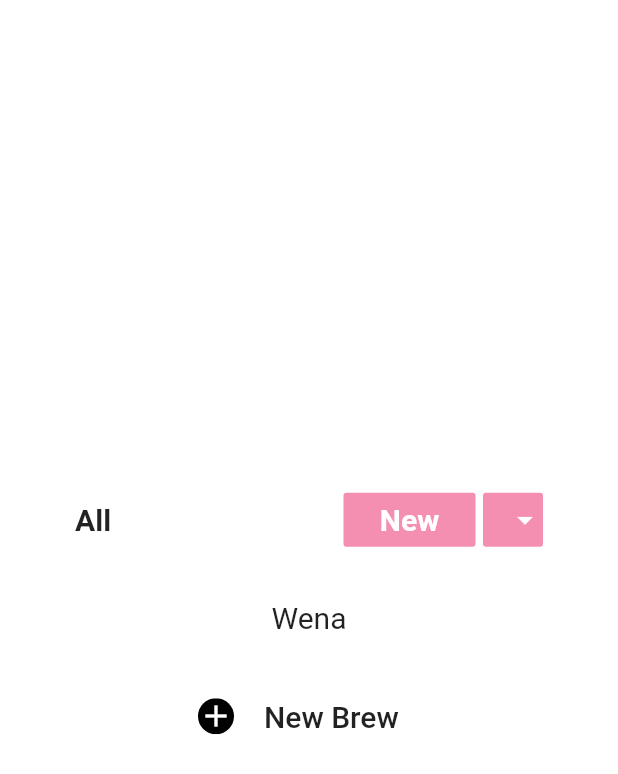
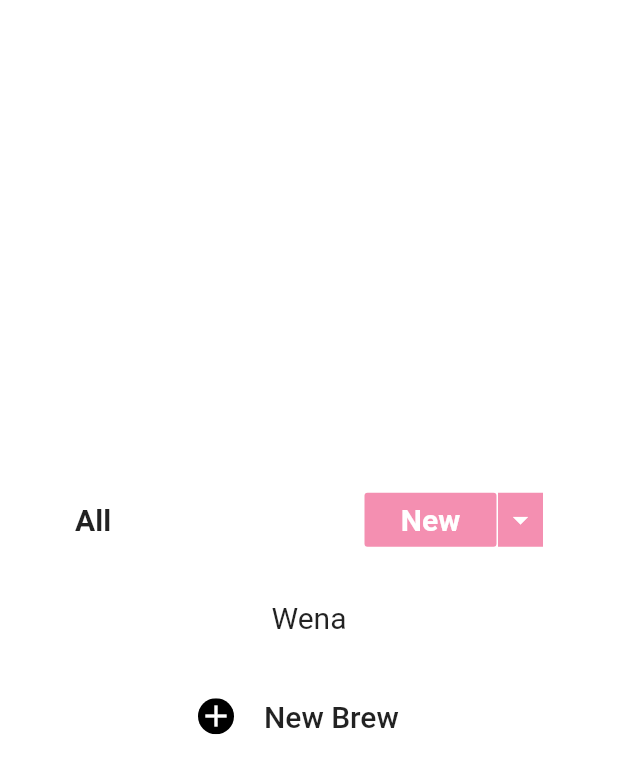
Before and after one commit to juanlatorre/alebrew, a Flutter app: what brewPage() shows on an empty page, opened directly, on a phone screen of 412 x 824 dp. Shown: the top 774 px of the screen. Run offline on Flutter 3.47's test engine with Material 2 defaults, Android fonts, the phone set to English and light mode, and no system bars; our stand-ins replace hive, hive_flutter; accounts and stored records are empty; generated files the repository leaves out were written again.

Commit message:
Add dropdown arrow button next to New in Brew Page

```diff
--- /dev/null
+++ b/lib/src/ui/components/arrow_down_button.dart
@@ -0,0 +1,31 @@
+import 'package:flutter/foundation.dart';
+import 'package:flutter/material.dart';
+
+class ArrowDownButton extends StatelessWidget {
+  ArrowDownButton({@required this.onPressed});
+  final GestureTapCallback onPressed;
+
+  @override
+  Widget build(BuildContext context) {
+    return Container(
+      width: 30,
+      child: RawMaterialButton(
+        elevation: 0,
+        fillColor: Colors.pink[200],
+        child: Padding(
+          padding: EdgeInsets.zero,
+          child: Row(
+            mainAxisSize: MainAxisSize.min,
+            children: <Widget>[
+              Icon(
+                Icons.arrow_drop_down,
+                color: Colors.white,
+              ),
+            ],
+          ),
+        ),
+        onPressed: onPressed,
+      )
+    );
+  }
+}
--- a/lib/src/ui/pages/add_new_brew.dart
+++ b/lib/src/ui/pages/add_new_brew.dart
@@ -1,8 +1,6 @@
 import 'package:alebrew/src/resources/functions.dart';
 import 'package:alebrew/src/ui/components/appbar.dart';
 import 'package:alebrew/src/ui/components/title.dart';
-import 'package:alebrew/src/ui/main_view.dart';
-import 'package:alebrew/src/ui/pages/view_all.dart';
 import 'package:flutter/material.dart';
 
 class AddNewBrew extends StatefulWidget {
--- a/lib/src/ui/pages/brew_page.dart
+++ b/lib/src/ui/pages/brew_page.dart
@@ -1,4 +1,4 @@
-import 'package:alebrew/src/ui/components/title.dart';
+import 'package:alebrew/src/ui/components/arrow_down_button.dart';
 import 'package:alebrew/src/ui/pages/add_new_brew.dart';
 import 'package:flutter/material.dart';
 
@@ -35,17 +35,9 @@ Widget brewPage(BuildContext context) {
                   ),
                   onPressed: () {}
                 ),
-                SizedBox(width:5),
-                SizedBox( // FIXME
-                  width: 40,
-                  child: FlatButton(
-                    color: Colors.pink[200],
-                    child: Icon(
-                      Icons.arrow_drop_down,
-                      color: Colors.white,
-                    ),
-                    onPressed: () {}
-                  ),
+                SizedBox(width:1),
+                ArrowDownButton(
+                  onPressed: () {}
                 )
               ]
             )
```
Also changed, not shown: 2 other files.
